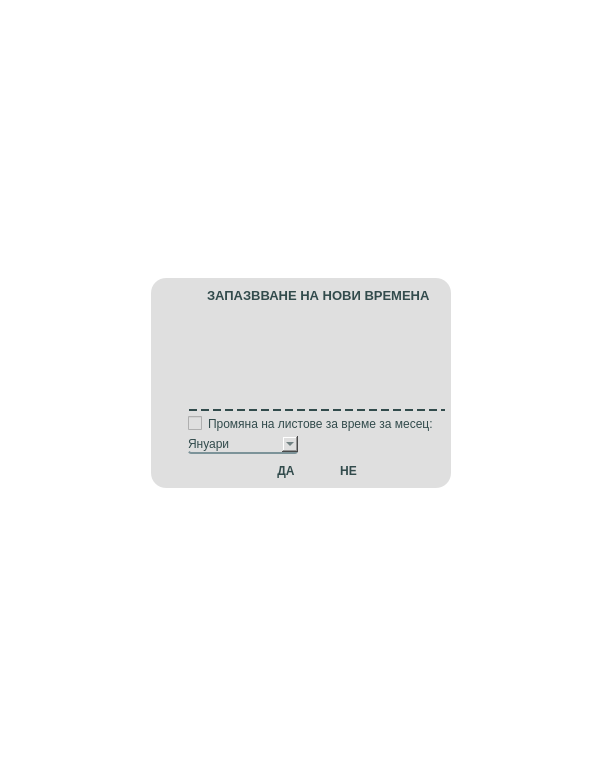
DevilPhp/WorkSalary.v01, file app/ui/widgets/customTimeChangeOpersDialog.ui: the form before one commit.
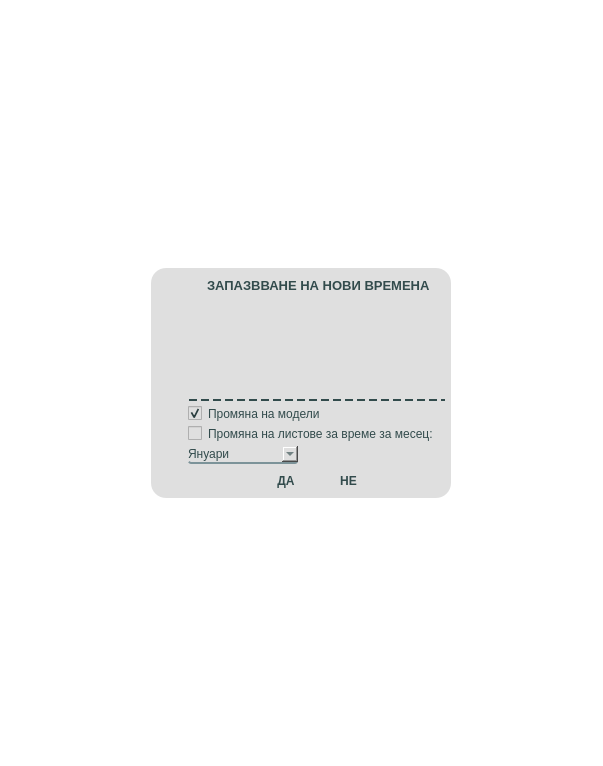
The form after the commit. Icons and pictures are not drawn.

Patch:
```diff
--- a/app/ui/widgets/customTimeChangeOpersDialog.ui
+++ b/app/ui/widgets/customTimeChangeOpersDialog.ui
@@ -365,6 +365,43 @@
                  </layout>
                 </widget>
                </item>
+               <item alignment="Qt::AlignLeft">
+                <widget class="QWidget" name="effectModelsWidget" native="true">
+                 <property name="minimumSize">
+                  <size>
+                   <width>0</width>
+                   <height>0</height>
+                  </size>
+                 </property>
+                 <layout class="QVBoxLayout" name="verticalLayout_9">
+                  <property name="spacing">
+                   <number>0</number>
+                  </property>
+                  <property name="leftMargin">
+                   <number>0</number>
+                  </property>
+                  <property name="topMargin">
+                   <number>0</number>
+                  </property>
+                  <property name="rightMargin">
+                   <number>0</number>
+                  </property>
+                  <property name="bottomMargin">
+                   <number>0</number>
+                  </property>
+                  <item>
+                   <widget class="QCheckBox" name="effectModelsCheckBox">
+                    <property name="text">
+                     <string>Промяна на модели </string>
+                    </property>
+                    <property name="checked">
+                     <bool>true</bool>
+                    </property>
+                   </widget>
+                  </item>
+                 </layout>
+                </widget>
+               </item>
                <item alignment="Qt::AlignLeft">
                 <widget class="QWidget" name="widget_5" native="true">
                  <layout class="QVBoxLayout" name="verticalLayout_7">
```
